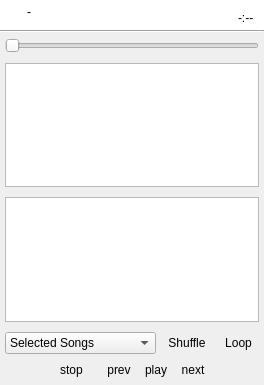
Before: the Qt Designer form uman/src/mediaplayer/QUMediaPlayer.ui in UltraStar-Deluxe/UltraStar-Manager, drawn with Qt 5.
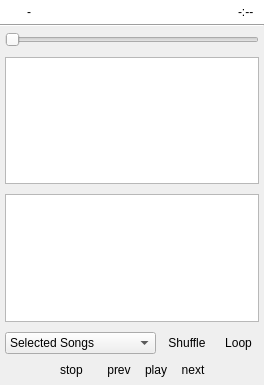
After: the same form once the commit is applied. Icons and pictures are not drawn. Custom widgets are drawn as their Qt base class.

Diff of the .ui file:
```diff
--- a/uman/src/mediaplayer/QUMediaPlayer.ui
+++ b/uman/src/mediaplayer/QUMediaPlayer.ui
@@ -136,7 +136,7 @@
       <item>
        <widget class="QLabel" name="currentSongLbl">
         <property name="sizePolicy">
-         <sizepolicy hsizetype="Preferred" vsizetype="Preferred">
+         <sizepolicy hsizetype="Expanding" vsizetype="Preferred">
           <horstretch>0</horstretch>
           <verstretch>0</verstretch>
          </sizepolicy>
@@ -155,19 +155,6 @@
         </property>
        </widget>
       </item>
-      <item>
-       <spacer name="horizontalSpacer_2">
-        <property name="orientation">
-         <enum>Qt::Horizontal</enum>
-        </property>
-        <property name="sizeHint" stdset="0">
-         <size>
-          <width>40</width>
-          <height>20</height>
-         </size>
-        </property>
-       </spacer>
-      </item>
       <item>
        <widget class="QLabel" name="timeLbl">
         <property name="text">
```
Left out of the diff: 5 changed lines with no effect on the pictures.
